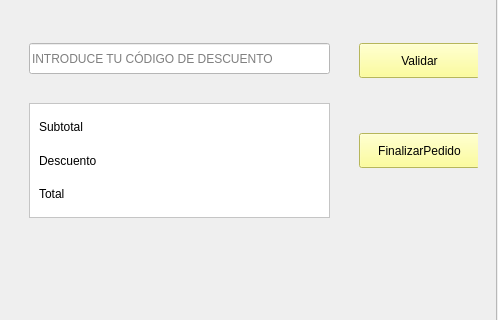
Old version of the form Codigo/v4_ventanaUC.ui in the repository cfmondelo/supermercado; both pictures show x 599 to 1097 and y 100 to 420 of the 1097 by 687 pixel window.
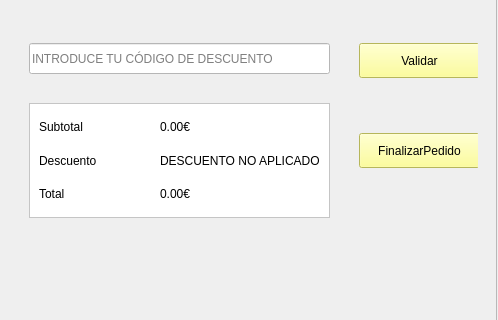
New version of the form. Icons and pictures are not drawn.

Commit message: el descuento ya resta al total

Diff of the .ui file:
```diff
--- a/Codigo/v4_ventanaUC.ui
+++ b/Codigo/v4_ventanaUC.ui
@@ -440,7 +440,7 @@
                 <item row="0" column="2">
                  <widget class="QLabel" name="label_subtotal_5">
                   <property name="text">
-                   <string>                                  </string>
+                   <string>0.00€</string>
                   </property>
                  </widget>
                 </item>
@@ -467,7 +467,7 @@
                 <item row="1" column="2">
                  <widget class="QLabel" name="label_subtotal_6">
                   <property name="text">
-                   <string>                                   </string>
+                   <string>DESCUENTO NO APLICADO</string>
                   </property>
                  </widget>
                 </item>
@@ -494,7 +494,7 @@
                 <item row="2" column="2">
                  <widget class="QLabel" name="label_subtotal_7">
                   <property name="text">
-                   <string>                                   </string>
+                   <string>0.00€</string>
                   </property>
                  </widget>
                 </item>
```
The commit also changes 6 other files.
